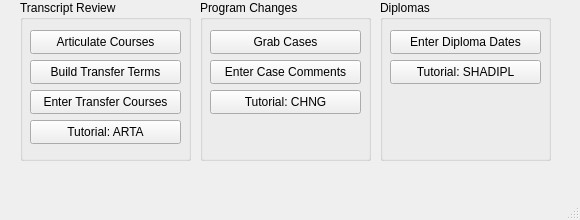
Qt form mainwindow.ui (at91322/dteassistant) before a commit.
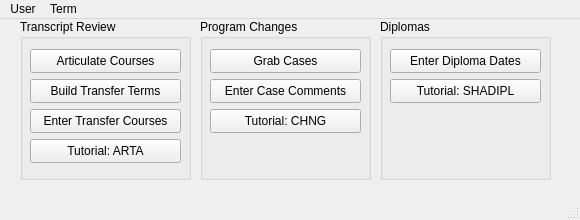
The same form after that commit.

Commit message: testing menubar items

The edit to the form file:
```diff
--- a/mainwindow.ui
+++ b/mainwindow.ui
@@ -192,6 +192,20 @@
      <height>21</height>
     </rect>
    </property>
+   <widget class="QMenu" name="menuUser">
+    <property name="title">
+     <string>User</string>
+    </property>
+    <addaction name="actionChange_Username"/>
+   </widget>
+   <widget class="QMenu" name="menuTerm">
+    <property name="title">
+     <string>Term</string>
+    </property>
+    <addaction name="actionChange_Current_Term"/>
+   </widget>
+   <addaction name="menuUser"/>
+   <addaction name="menuTerm"/>
   </widget>
   <widget class="QStatusBar" name="statusbar"/>
   <action name="actionView_User_Configurations">
```
Left out of the diff: 10 changed lines with no effect on the pictures.
